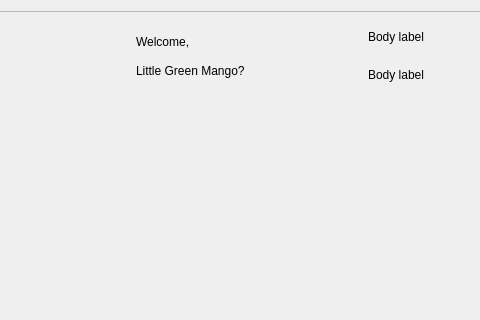
Qt form app/view/designer/main_interface.ui (mangofanfan/FanTools2) before a commit; both pictures show x 109 to 589 and y 0 to 320 of the 929 by 657 pixel window.
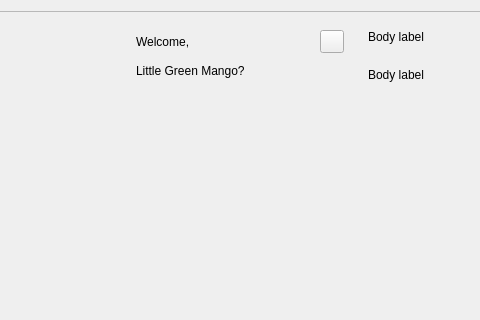
The same form after that commit. Custom widgets are drawn as their Qt base class.

Patch:
```diff
--- a/app/view/designer/main_interface.ui
+++ b/app/view/designer/main_interface.ui
@@ -38,15 +38,18 @@
              <widget class="AvatarWidget" name="AvatarWidget"/>
             </item>
             <item>
-             <layout class="QVBoxLayout" name="verticalLayout">
-              <item>
+             <layout class="QGridLayout" name="gridLayout">
+              <item row="0" column="0">
                <widget class="TitleLabel" name="TitleLabel">
                 <property name="text">
                  <string>Welcome,</string>
                 </property>
                </widget>
               </item>
-              <item>
+              <item row="0" column="1">
+               <widget class="ToolButton" name="ToolButton_EditAccount"/>
+              </item>
+              <item row="1" column="0" colspan="2">
                <widget class="LargeTitleLabel" name="LargeTitleLabel_AccountName">
                 <property name="text">
                  <string>Little Green Mango?</string>
@@ -116,6 +119,11 @@
   </layout>
  </widget>
  <customwidgets>
+  <customwidget>
+   <class>ToolButton</class>
+   <extends>QToolButton</extends>
+   <header>qfluentwidgets</header>
+  </customwidget>
   <customwidget>
    <class>CardWidget</class>
    <extends>QFrame</extends>
```
